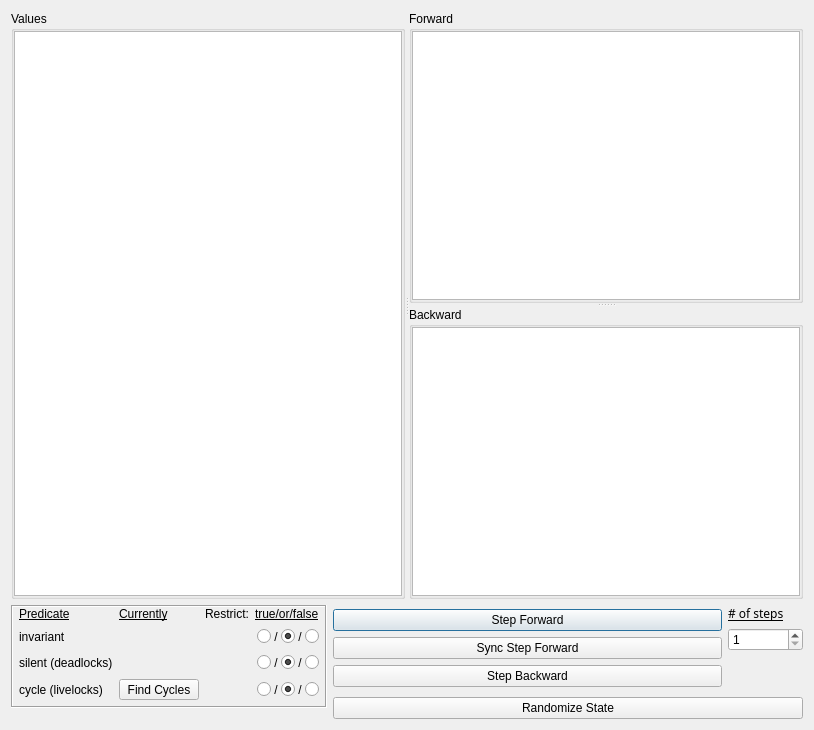
Old version of the form src/gui/explorew.ui in the repository ProtocolConvergence/protocon.
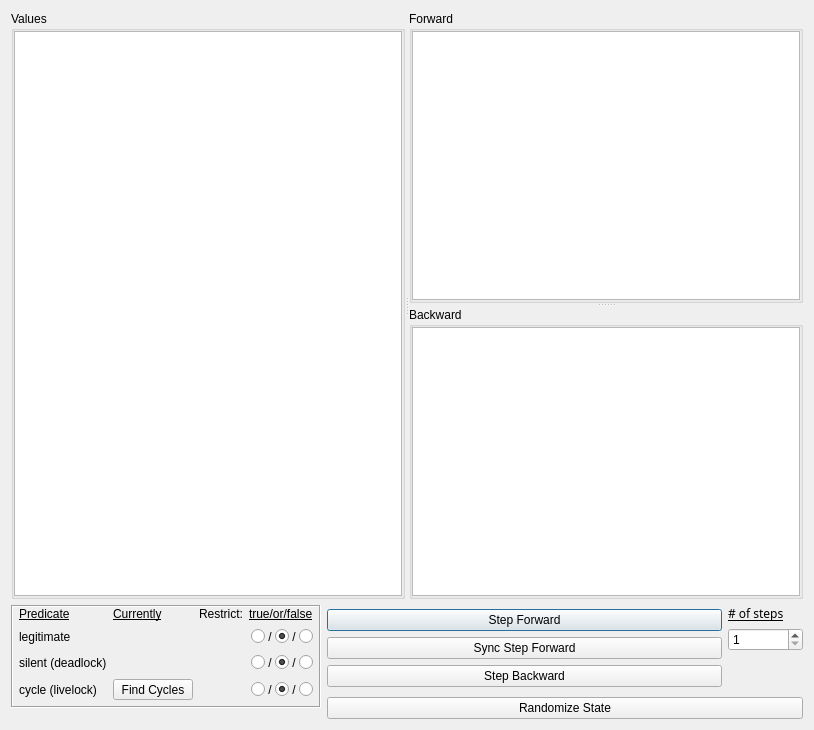
New version of the form.

Commit message:
Rename 'invariant' to 'legitimate' in GUI
The 'invariant' terminology is misleading to use when the protocol may
not (yet) be stabilizing to those states.

What changed in the file:
```diff
--- a/src/gui/explorew.ui
+++ b/src/gui/explorew.ui
@@ -195,21 +195,21 @@
             <item row="2" column="0">
              <widget class="QLabel" name="invariantLabel">
               <property name="text">
-               <string>invariant</string>
+               <string>legitimate</string>
               </property>
              </widget>
             </item>
             <item row="3" column="0">
              <widget class="QLabel" name="silentLabel">
               <property name="text">
-               <string>silent (deadlocks)</string>
+               <string>silent (deadlock)</string>
               </property>
              </widget>
             </item>
             <item row="4" column="0">
              <widget class="QLabel" name="cycleLabel">
               <property name="text">
-               <string>cycle (livelocks)</string>
+               <string>cycle (livelock)</string>
               </property>
              </widget>
             </item>
```
